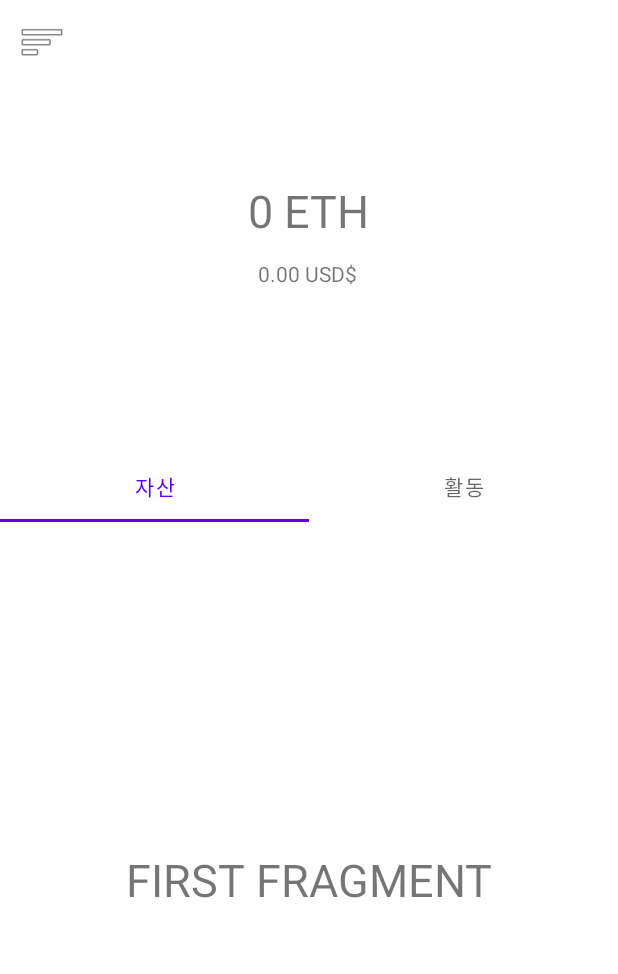
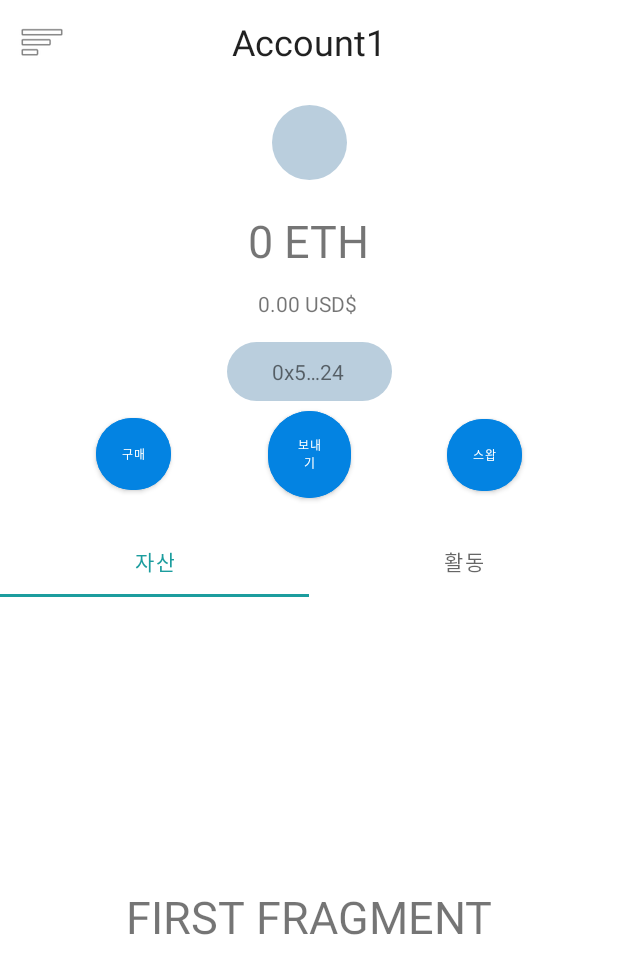
Before and after one commit to WrappingorNot/MetaMask, an Android app: the screen it shows after launch (MainActivity), on a phone screen of 412 x 824 dp. Shown: the top 974 px of the screen. Run offline under Robolectric (Android 15) with nearby library versions, the phone set to English and light mode, and no system bars.

Commit message:
Main화면 작업중 _BOTTOMDIALOG

```diff
--- a/app/src/main/java/com/example/metamask/MainActivity.kt
+++ b/app/src/main/java/com/example/metamask/MainActivity.kt
@@ -1,8 +1,14 @@
 package com.example.metamask
 
+import android.content.ClipData
+import android.content.Context
+import android.content.Intent
 import androidx.appcompat.app.AppCompatActivity
 import android.os.Bundle
+import android.os.Message
+import android.text.ClipboardManager
 import android.view.MenuItem
+import android.view.View
 import android.widget.Switch
 import android.widget.Toast
 import androidx.appcompat.widget.Toolbar
@@ -42,8 +48,39 @@ class MainActivity : AppCompatActivity(), NavigationView.OnNavigationItemSelecte
                 tab.text = tabTitleArray[position]
             }.attach()
         }
+        //스왑화면으로 인텐트
+        binding.floatingActionButton3.setOnClickListener {
+            val intent = Intent(this, SwapActivity::class.java)
+            startActivity(intent)
+        }
+
+
+        //클립보드 복사
+        binding.textCopy.setOnClickListener(View.OnClickListener {
+            val text: String = binding.textCopy.text.toString()
+
+            createClipData(text)
+        })
+
+        //account 화면 bottomdialog 띄우기
+        binding.accountBtn.setOnClickListener(View.OnClickListener {
+            val bottomdialog = BottomDialog()
+
+            bottomdialog.show(supportFragmentManager, bottomdialog.tag)
+        })
     }
 
+    private fun createClipData(message: String){
+        // 클립 보드 시스템 가져오기
+        val clipboardManager =
+        getSystemService(Context.CLIPBOARD_SERVICE) as android.content.ClipboardManager
+
+        val clipData: ClipData = ClipData.newPlainText("message", message)
+        clipboardManager.setPrimaryClip(clipData)
+
+
+        Toast.makeText(this, "복사되었습니다.", Toast.LENGTH_SHORT).show()
+    }
 
     // 툴바 메뉴 버튼이 클릭 됐을 때 실행하는 함수
     override fun onOptionsItemSelected(item: MenuItem): Boolean {
--- /dev/null
+++ b/app/src/main/res/drawable/bg_radius_text.xml
@@ -0,0 +1,13 @@
+<?xml version="1.0" encoding="utf-8"?>
+<shape xmlns:android="http://schemas.android.com/apk/res/android">
+
+        <solid
+            android:color="#ffbacedd" />
+        <padding
+            android:left="45px"
+            android:top="15px"
+            android:right="45px"
+            android:bottom="15px" />
+        <corners
+            android:radius="100px" />
+</shape>
--- /dev/null
+++ b/app/src/main/res/drawable/img_account.xml
@@ -0,0 +1,13 @@
+<?xml version="1.0" encoding="utf-8"?>
+<shape xmlns:android="http://schemas.android.com/apk/res/android">
+    <solid
+        android:color="#0383E2" />
+    <padding
+        android:left="45px"
+        android:top="15px"
+        android:right="45px"
+        android:bottom="15px" />
+
+    <corners
+        android:radius="100px" />
+</shape>
--- a/app/src/main/res/layout/activity_main.xml
+++ b/app/src/main/res/layout/activity_main.xml
@@ -2,10 +2,12 @@
 <androidx.drawerlayout.widget.DrawerLayout xmlns:android="http://schemas.android.com/apk/res/android"
     xmlns:app="http://schemas.android.com/apk/res-auto"
     xmlns:tools="http://schemas.android.com/tools"
+    android:id="@+id/drawer_layout"
     android:layout_width="match_parent"
     android:layout_height="match_parent"
-    android:id="@+id/drawer_layout"
+    android:background="#A9FFFFFF"
     tools:context=".MainActivity">
+
     <RelativeLayout
         android:layout_width="match_parent"
         android:layout_height="match_parent">
@@ -13,10 +15,20 @@
         <androidx.appcompat.widget.Toolbar
             android:id="@+id/toolbar"
             android:layout_width="match_parent"
+            android:layout_height="wrap_content">
+
+            <TextView
+                android:layout_width="wrap_content"
                 android:layout_height="wrap_content"
-           >
+                android:layout_gravity="center"
+                android:text="Account1"
+
+                android:textAppearance="@style/TextAppearance.AppCompat.Large"
+                android:textSize="24dp" />
 
         </androidx.appcompat.widget.Toolbar>
+
+
 
     </RelativeLayout>
 
@@ -32,11 +44,25 @@
     <androidx.constraintlayout.widget.ConstraintLayout
         android:layout_width="wrap_content"
         android:layout_height="wrap_content">
+
+        <ImageButton
+            android:id="@+id/account_btn"
+            android:layout_width="50dp"
+            android:layout_height="50dp"
+            android:layout_marginTop="50dp"
+            android:background="@drawable/bg_radius_text"
+            android:contentDescription="계정 변경"
+            android:scaleType="centerCrop"
+            app:layout_constraintBottom_toTopOf="@+id/textView"
+            app:layout_constraintEnd_toEndOf="parent"
+            app:layout_constraintStart_toStartOf="parent"
+            app:layout_constraintTop_toTopOf="parent" />
+
         <TextView
             android:id="@+id/textView"
             android:layout_width="wrap_content"
             android:layout_height="wrap_content"
-        android:layout_marginTop="120dp"
+            android:layout_marginTop="140dp"
             android:gravity="center"
             android:text="0 ETH"
             android:textSize="30dp"
@@ -46,6 +72,7 @@
             app:layout_constraintTop_toTopOf="parent" />
 
         <TextView
+            android:id="@+id/textView2"
             android:layout_width="wrap_content"
             android:layout_height="wrap_content"
             android:layout_marginTop="12dp"
@@ -54,12 +81,82 @@
             app:layout_constraintHorizontal_bias="0.498"
             app:layout_constraintStart_toStartOf="parent"
             app:layout_constraintTop_toBottomOf="@+id/textView" />
+
+        <TextView
+            android:id="@+id/text_copy"
+            android:layout_width="110dp"
+            android:layout_height="wrap_content"
+            android:layout_marginTop="16dp"
+            android:background="@drawable/bg_radius_text"
+            android:ellipsize="middle"
+            android:clickable="true"
+            android:maxLines="1"
+            android:text="0x5837244800000051540A81784148A24"
+            app:layout_constraintEnd_toEndOf="parent"
+            app:layout_constraintStart_toStartOf="parent"
+            app:layout_constraintTop_toBottomOf="@+id/textView2" />
+
+        <com.google.android.material.button.MaterialButton
+            android:id="@+id/floatingActionButton"
+            android:layout_width="50dp"
+            android:layout_height="60dp"
+            android:layout_marginTop="5dp"
+            android:contentDescription=" 구매"
+            android:text="구매"
+            android:textSize="8dp"
+            android:backgroundTint="#0383E2"
+            android:foregroundTint="#FFFFFF"
+            android:foregroundTintMode="src_atop"
+            app:cornerRadius="100dp"
+            app:iconTint="#00FFFCFC"
+            app:iconTintMode="multiply"
+            app:layout_constraintEnd_toStartOf="@+id/floatingActionButton2"
+            app:layout_constraintHorizontal_bias="0.5"
+            app:layout_constraintStart_toStartOf="parent"
+            app:layout_constraintTop_toBottomOf="@+id/text_copy">
+
+        </com.google.android.material.button.MaterialButton>
+
+        <com.google.android.material.button.MaterialButton
+            android:id="@+id/floatingActionButton2"
+            android:layout_width="55dp"
+            app:cornerRadius="100dp"
+            android:layout_height="70dp"
+            android:backgroundTint="#0383E2"
+            android:contentDescription="보내기"
+            android:text="보내기"
+            android:textSize="8dp"
+            app:layout_constraintBottom_toBottomOf="@+id/floatingActionButton"
+            app:layout_constraintEnd_toEndOf="@+id/text_copy"
+            app:layout_constraintEnd_toStartOf="@+id/floatingActionButton3"
+            android:src="@drawable/img_account"
+            app:layout_constraintHorizontal_bias="0.5"
+            app:layout_constraintStart_toEndOf="@+id/floatingActionButton"
+            app:layout_constraintTop_toTopOf="@+id/floatingActionButton" />
+
+        <com.google.android.material.button.MaterialButton
+            android:id="@+id/floatingActionButton3"
+            android:layout_width="50dp"
+            app:cornerRadius="100dp"
+            android:layout_height="60dp"
+            android:contentDescription="스왑"
+            android:text="스왑"
+            android:textSize="8dp"
+            android:backgroundTint="#0383E2"
+            app:layout_constraintBottom_toBottomOf="@+id/floatingActionButton2"
+            app:layout_constraintEnd_toEndOf="parent"
+            app:layout_constraintHorizontal_bias="0.5"
+            app:layout_constraintStart_toEndOf="@+id/floatingActionButton2"
+            app:layout_constraintTop_toTopOf="@+id/floatingActionButton2" />
+
+
     </androidx.constraintlayout.widget.ConstraintLayout>
+
     <LinearLayout
         android:id="@+id/linearLayout"
         android:layout_width="match_parent"
         android:layout_height="match_parent"
-        android:layout_marginTop="300dp"
+        android:layout_marginTop="350dp"
         android:orientation="vertical"
         app:layout_constraintBottom_toBottomOf="parent"
         app:layout_constraintEnd_toEndOf="parent"
@@ -72,6 +169,7 @@
             android:id="@+id/tabLayout"
             android:layout_width="match_parent"
             android:layout_height="wrap_content"
+            android:contentDescription="ViewPager 탭"
             app:layout_constraintEnd_toEndOf="parent"
             app:layout_constraintStart_toStartOf="parent"
             app:layout_constraintTop_toTopOf="parent" />
--- a/app/src/main/res/values/themes.xml
+++ b/app/src/main/res/values/themes.xml
@@ -2,8 +2,8 @@
     <!-- Base application theme. -->
     <style name="Theme.MetaMask" parent="Theme.MaterialComponents.DayNight.NoActionBar">
         <!-- Primary brand color. -->
-        <item name="colorPrimary">@color/purple_500</item>
-        <item name="colorPrimaryVariant">@color/purple_700</item>
+        <item name="colorPrimary">#1C9D9E</item>
+        <item name="colorPrimaryVariant">#25BCBD</item>
         <item name="colorOnPrimary">@color/white</item>
         <!-- Secondary brand color. -->
         <item name="colorSecondary">@color/teal_200</item>
```
Also changed, not shown: app/src/main/java/com/example/metamask/BottomDialog.kt (added, +24 -0 lines), app/src/main/res/layout/bottom_dialog.xml (added, +43 -0 lines), app/src/main/res/drawable/account_img.png (added), app/src/main/res/drawable/load_down.jpg (added), app/src/main/res/drawable/number_arrow_angle_text_rectangle.png (added). Lines whose indentation alone changed are shown as unchanged.
